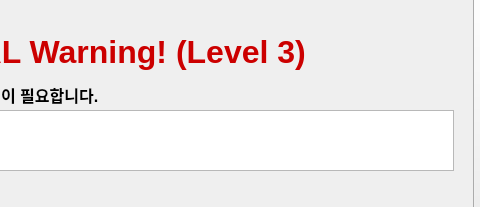
First picture: the form in watchDog/fatalScreen.ui, repository DGIST-ARTIV/Integrated_SW, before the edit; both pictures show x 97 to 577 and y 0 to 207 of the 718 by 207 pixel window.
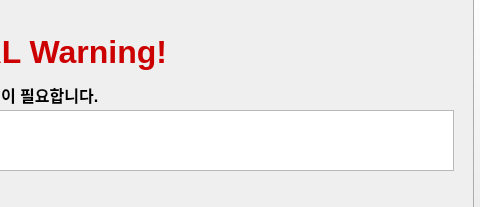
Second picture: the form after the edit.

Patch:
```diff
--- a/watchDog/fatalScreen.ui
+++ b/watchDog/fatalScreen.ui
@@ -94,7 +94,7 @@
      </font>
     </property>
     <property name="text">
-     <string>&lt;html&gt;&lt;head/&gt;&lt;body&gt;&lt;p&gt;&lt;span style=&quot; font-size:24pt; font-weight:600; color:#cc0000;&quot;&gt;FATAL Warning! (Level 3)&lt;/span&gt;&lt;/p&gt;&lt;p&gt;&lt;span style=&quot; font-size:12pt; font-weight:600;&quot;&gt;운전자 개입이 필요합니다.&lt;/span&gt;&lt;/p&gt;&lt;/body&gt;&lt;/html&gt;</string>
+     <string>&lt;html&gt;&lt;head/&gt;&lt;body&gt;&lt;p&gt;&lt;span style=&quot; font-size:24pt; font-weight:600; color:#cc0000;&quot;&gt;FATAL Warning! &lt;/span&gt;&lt;/p&gt;&lt;p&gt;&lt;span style=&quot; font-size:12pt; font-weight:600;&quot;&gt;운전자 개입이 필요합니다.&lt;/span&gt;&lt;/p&gt;&lt;/body&gt;&lt;/html&gt;</string>
     </property>
    </widget>
   </widget>
```
